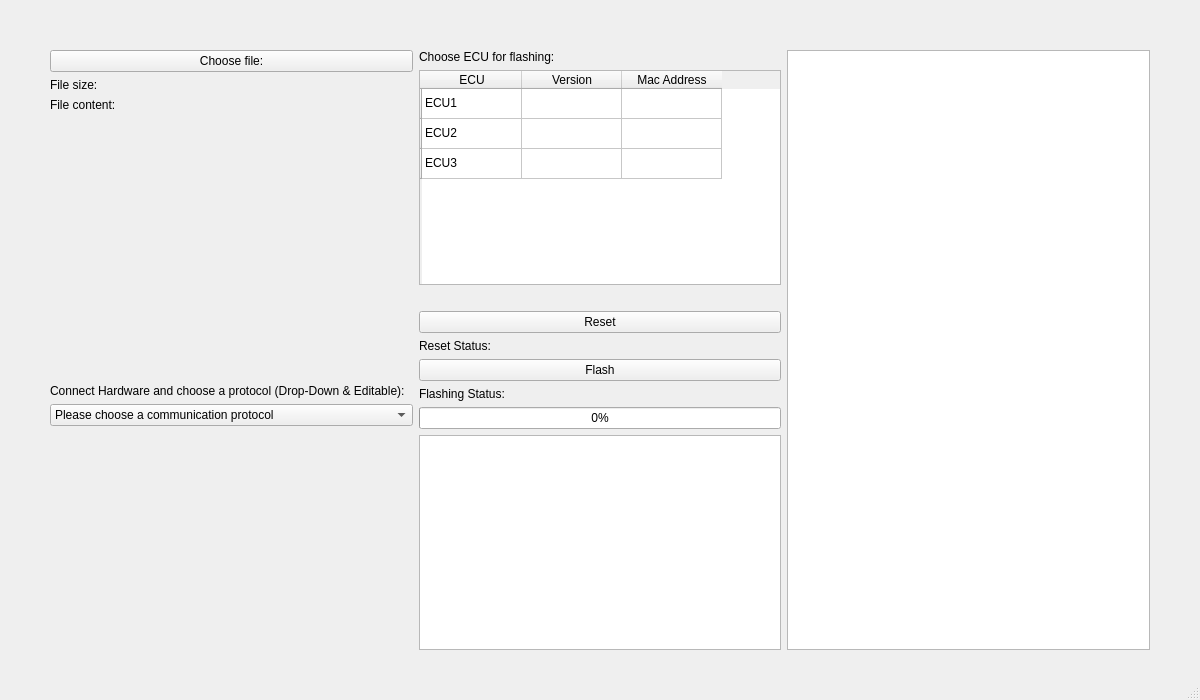
This is WINDOWS_GUI/mainwindow.ui in amosproj/amos2024ss07-updating-flash-boot-loader as Qt 5 draws it before an edit. The edited form follows.
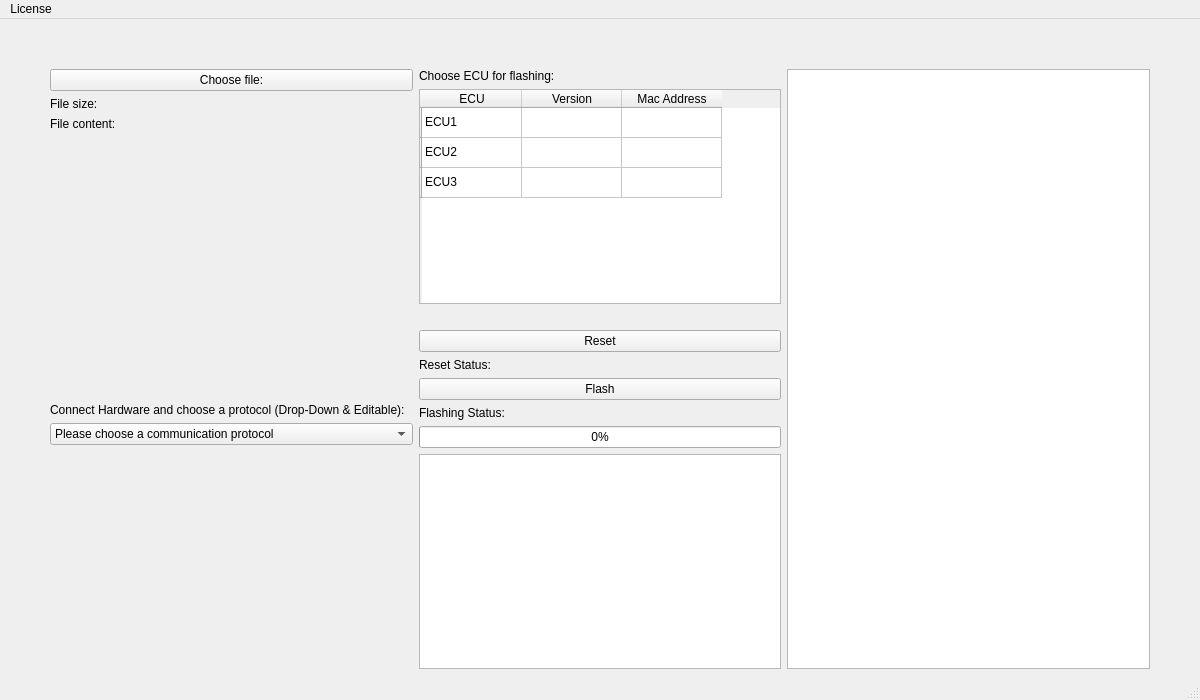
This is the edited form.

Commit message: #68 Add menu bar

```diff
--- a/WINDOWS_GUI/mainwindow.ui
+++ b/WINDOWS_GUI/mainwindow.ui
@@ -248,6 +248,24 @@
     </layout>
    </widget>
   </widget>
+  <widget class="QMenuBar" name="menubar">
+   <property name="geometry">
+    <rect>
+     <x>0</x>
+     <y>0</y>
+     <width>1200</width>
+     <height>21</height>
+    </rect>
+   </property>
+   <widget class="QMenu" name="menuLicense">
+    <property name="title">
+     <string>License</string>
+    </property>
+    <addaction name="menuLicenseQT"/>
+    <addaction name="menuLicenseMIT"/>
+   </widget>
+   <addaction name="menuLicense"/>
+  </widget>
   <widget class="QStatusBar" name="statusbar"/>
  </widget>
  <resources/>
```
Left out of the diff: 10 changed lines with no effect on the pictures. The commit also changes 1 other file.
